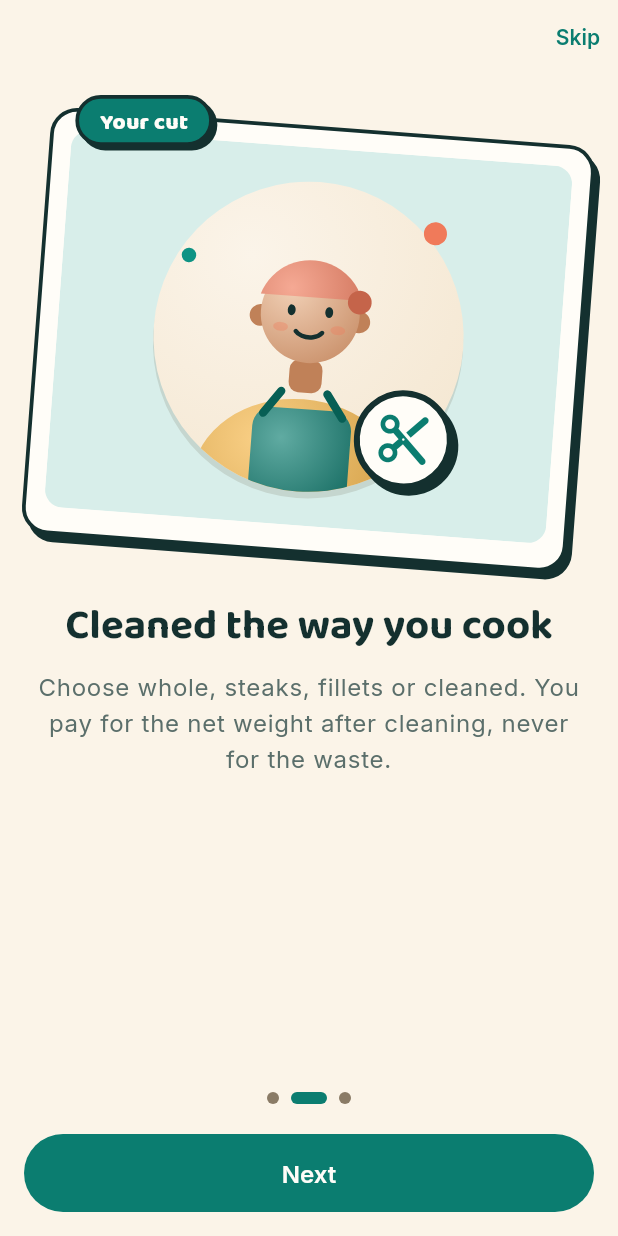
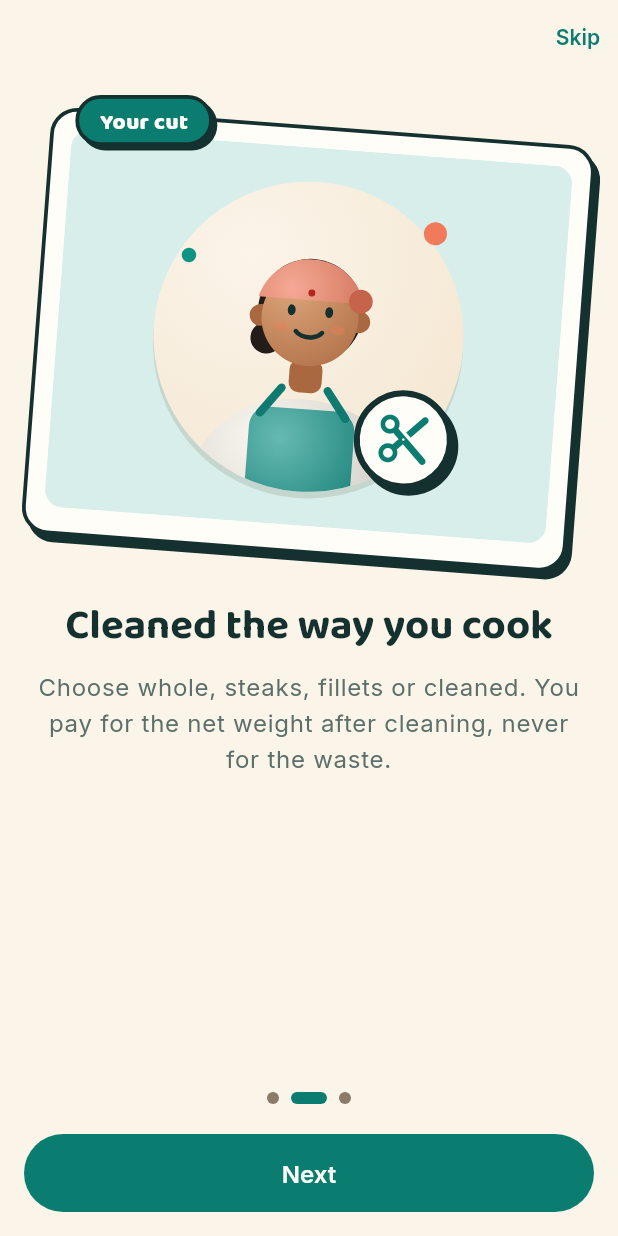
Before and after one commit to MosaSivaMani/fresh-orbit, a Flutter app: the OnboardingScreen screen opened directly, after a tap on "Next", on a phone screen of 412 x 824 dp. Run offline on Flutter 3.47's test engine with Material 3 defaults, Android fonts, the phone set to English and light mode, and no system bars; our stand-ins replace dio, flutter_riverpod, flutter_secure_storage, go_router, shared_preferences; accounts and stored records are empty.

Commit message:
feat(mobile): placeholder cast matches the approved character sheet
Padma in a white kurta, teal apron and coral headscarf; Ravi in a teal helmet
with clear visor and teal jacket, short beard and an ice-blue backpack box
with a snowflake; Anil in a teal polo with wavy hair, glasses and a slim
headset; Ammamma in a mango saree with a coral border and silver bun;
Chanduva silver with silver fins, rosy cheek and an open smile.

Co-Authored-By: Claude Opus 5.5 <noreply@anthropic.com>

```diff
--- a/apps/mobile/lib/illustrations/cast_painter.dart
+++ b/apps/mobile/lib/illustrations/cast_painter.dart
@@ -25,11 +25,16 @@ class CastPainter extends CustomPainter {
   /// Adds a small Chanduva next to a person.
   final bool sidekick;
 
-  static const _skin = Color(0xFFE9B78E);
-  static const _skinShade = Color(0xFFC08158);
-  static const _hair = Color(0xFF2F2622);
-  static const _silver = Color(0xFFE7EEF0);
-  static const _silverShade = Color(0xFF97ADB5);
+  // Fixed character colours from the approved sheet; the circle behind them follows the theme.
+  static const _skin = Color(0xFFDDA57A);
+  static const _skinShade = Color(0xFFA9683F);
+  static const _hair = Color(0xFF241C18);
+  static const _kurta = Color(0xFFF4EFE6);
+  static const _jacket = Color(0xFF14958A);
+  static const _iceBox = Color(0xFF8CC8E4);
+  static const _silver = Color(0xFFEEF2F5);
+  static const _silverShade = Color(0xFF8FA3B4);
+  static const _finSilver = Color(0xFFB7C4D2);
 
   @override
   void paint(Canvas canvas, Size size) {
@@ -80,143 +85,191 @@ class CastPainter extends CustomPainter {
     final hr = s * 0.15;
     final body = Rect.fromCenter(center: Offset(s * 0.5, s * 0.95), width: s * 0.64, height: s * 0.52);
 
+    // Clothes follow the approved character sheet (docs/design/characters).
     final shirt = switch (member) {
-      CastMember.padma => colors.mango,
-      CastMember.ravi => colors.tealDeep,
-      CastMember.anil => colors.mango,
-      CastMember.ammamma => colors.coral,
-      CastMember.chanduva => colors.mango,
+      CastMember.padma => _kurta,
+      CastMember.ravi => _jacket,
+      CastMember.anil => _jacket,
+      CastMember.ammamma => colors.mango,
+      CastMember.chanduva => _silver,
     };
+
+    // Ravi's ice-blue backpack box peeks out behind his shoulder.
+    if (member == CastMember.ravi) {
+      final box = RRect.fromRectAndRadius(
+        Rect.fromCenter(center: Offset(s * 0.22, s * 0.74), width: s * 0.26, height: s * 0.3),
+        Radius.circular(s * 0.04),
+      );
+      canvas
+        ..drawRRect(box, _clay(box.outerRect, _lighter(_iceBox), _darker(_iceBox)))
+        ..drawRRect(box, _outline(s));
+      _snowflake(canvas, box.center, s * 0.07);
+    }
 
     // Neck and body.
     final neck = Rect.fromCenter(center: Offset(s * 0.5, s * 0.62), width: s * 0.1, height: s * 0.1);
-    canvas.drawRRect(RRect.fromRectAndRadius(neck, Radius.circular(s * 0.03)), Paint()..color = _skinShade);
-    canvas.drawOval(body, _clay(body, _lighter(shirt), _darker(shirt)));
+    canvas
+      ..drawRRect(RRect.fromRectAndRadius(neck, Radius.circular(s * 0.03)), Paint()..color = _skinShade)
+      ..drawOval(body, _clay(body, _lighter(shirt), _darker(shirt)));
 
     switch (member) {
       case CastMember.padma:
-        // Teal apron: a bib and a skirt over the shirt.
+        // Glossy teal apron over a white kurta.
         final apron = RRect.fromRectAndRadius(
-          Rect.fromCenter(center: Offset(s * 0.5, s * 0.9), width: s * 0.3, height: s * 0.36),
+          Rect.fromCenter(center: Offset(s * 0.5, s * 0.9), width: s * 0.32, height: s * 0.36),
           Radius.circular(s * 0.06),
         );
-        canvas.drawRRect(apron, _clay(apron.outerRect, _lighter(colors.tealText), colors.tealDeep));
+        canvas.drawRRect(apron, _clay(apron.outerRect, _lighter(_jacket), _darker(_jacket)));
         final strap = Paint()
-          ..color = colors.tealDeep
+          ..color = _darker(_jacket)
           ..strokeWidth = s * 0.025
           ..strokeCap = StrokeCap.round;
         canvas
-          ..drawLine(Offset(s * 0.38, s * 0.74), Offset(s * 0.43, s * 0.67), strap)
-          ..drawLine(Offset(s * 0.62, s * 0.74), Offset(s * 0.57, s * 0.67), strap);
+          ..drawLine(Offset(s * 0.37, s * 0.74), Offset(s * 0.43, s * 0.66), strap)
+          ..drawLine(Offset(s * 0.63, s * 0.74), Offset(s * 0.57, s * 0.66), strap);
       case CastMember.ravi:
-        // Ice-blue cold box held in front.
-        final box = RRect.fromRectAndRadius(
-          Rect.fromCenter(center: Offset(s * 0.66, s * 0.84), width: s * 0.3, height: s * 0.22),
-          Radius.circular(s * 0.04),
+        // Reflective stripe and a backpack strap on the teal jacket.
+        final stripe = Paint()
+          ..color = const Color(0xFFDDE7E6)
+          ..strokeWidth = s * 0.018;
+        canvas.drawLine(Offset(s * 0.2, s * 0.86), Offset(s * 0.8, s * 0.86), stripe);
+        canvas.drawLine(
+          Offset(s * 0.36, s * 0.7),
+          Offset(s * 0.33, s * 0.98),
+          Paint()
+            ..color = const Color(0xFF26302F)
+            ..strokeWidth = s * 0.03,
         );
-        final ice = Color.lerp(colors.ice, const Color(0xFF9FD3E3), 0.5)!;
-        canvas.drawRRect(box, _clay(box.outerRect, _lighter(ice), _darker(ice)));
-        canvas.drawRRect(box, _outline(s));
-        canvas.drawLine(
-          Offset(box.left + s * 0.03, box.top + s * 0.06),
-          Offset(box.right - s * 0.03, box.top + s * 0.06),
-          _outline(s),
-        );
+      case CastMember.anil:
+        // Polo collar.
+        final collar = Path()
+          ..moveTo(s * 0.42, s * 0.68)
+          ..lineTo(s * 0.5, s * 0.75)
+          ..lineTo(s * 0.58, s * 0.68)
+          ..close();
+        canvas.drawPath(collar, Paint()..color = _darker(_jacket));
       case CastMember.ammamma:
-        // Saree border.
+        // Coral saree border across the shoulder.
         final border = Paint()
-          ..color = colors.mango
+          ..color = colors.coral
           ..style = PaintingStyle.stroke
-          ..strokeWidth = s * 0.035;
-        canvas.drawArc(body.deflate(s * 0.05), math.pi * 1.1, math.pi * 0.55, false, border);
-      case CastMember.anil:
+          ..strokeWidth = s * 0.04;
+        canvas.drawLine(Offset(s * 0.36, s * 0.7), Offset(s * 0.66, s * 1.0), border);
       case CastMember.chanduva:
         break;
     }
 
     // Hair behind the head.
     switch (member) {
+      case CastMember.padma:
+        canvas.drawCircle(head + Offset(-hr * 0.85, hr * 0.55), hr * 0.32, Paint()..color = _hair);
+        canvas.drawCircle(head + Offset(0, -hr * 0.05), hr * 1.06, Paint()..color = _hair);
       case CastMember.ammamma:
-        canvas.drawCircle(
-          head + Offset(0, -hr * 0.95),
-          hr * 0.45,
-          _clay(_r(head, hr), const Color(0xFFE6E2DC), const Color(0xFFA9A39B)),
-        );
-        canvas.drawCircle(
-          head + Offset(0, -hr * 0.1),
-          hr * 1.06,
-          _clay(_r(head, hr), const Color(0xFFE6E2DC), const Color(0xFFA9A39B)),
-        );
+        final silver = _clay(_r(head, hr), const Color(0xFFEDEBE7), const Color(0xFFA9A39B));
+        canvas
+          ..drawCircle(head + Offset(0, -hr * 0.95), hr * 0.42, silver)
+          ..drawCircle(head + Offset(0, -hr * 0.1), hr * 1.08, silver);
       case CastMember.anil:
-        canvas.drawCircle(head + Offset(0, -hr * 0.12), hr * 1.05, _clay(_r(head, hr), _lighter(_hair), _hair));
-      case CastMember.padma:
+        // Wavy black hair: a few overlapping curls on top.
+        final hair = Paint()..color = _hair;
+        canvas.drawCircle(head + Offset(0, -hr * 0.12), hr * 1.04, hair);
+        for (final dx in [-0.55, -0.15, 0.25, 0.6]) {
+          canvas.drawCircle(head + Offset(hr * dx, -hr * 0.9), hr * 0.32, hair);
+        }
       case CastMember.ravi:
       case CastMember.chanduva:
         break;
     }
 
     // Head and ears.
-    final skin = _clay(_r(head, hr), _lighter(_skin), _skinShade);
     canvas
       ..drawCircle(head + Offset(-hr, hr * 0.1), hr * 0.22, Paint()..color = _skinShade)
       ..drawCircle(head + Offset(hr, hr * 0.1), hr * 0.22, Paint()..color = _skinShade)
-      ..drawCircle(head, hr, skin);
+      ..drawCircle(head + Offset(0, hr * 0.08), hr * 0.98, _clay(_r(head, hr), _skin, _skinShade));
 
-    // Headwear.
+    // Headwear, beard, glasses.
     switch (member) {
       case CastMember.padma:
-        // Coral headscarf over the top of the head with a knot at the side.
+        // Coral headscarf over the top of the head, knotted at the side.
         final scarf = Path()
-          ..addArc(Rect.fromCircle(center: head, radius: hr * 1.08), math.pi * 1.1, math.pi * 0.8)
+          ..addArc(Rect.fromCircle(center: head, radius: hr * 1.1), math.pi * 1.08, math.pi * 0.84)
           ..close();
-        canvas.drawPath(scarf, _clay(_r(head, hr), _lighter(colors.coral), _darker(colors.coral)));
-        canvas.drawCircle(head + Offset(hr * 0.98, -hr * 0.3), hr * 0.24, Paint()..color = _darker(colors.coral));
+        canvas
+          ..drawPath(scarf, _clay(_r(head, hr), _lighter(colors.coral), _darker(colors.coral)))
+          ..drawCircle(head + Offset(hr * 1.0, -hr * 0.32), hr * 0.24, Paint()..color = _darker(colors.coral));
+        canvas.drawCircle(head + Offset(0, -hr * 0.42), hr * 0.07, Paint()..color = const Color(0xFFB3261E));
       case CastMember.ravi:
-        // Teal helmet with a dark visor band.
+        // Short beard, then the teal helmet with a clear visor.
+        canvas.drawArc(
+          Rect.fromCircle(center: head + Offset(0, hr * 0.12), radius: hr * 0.9),
+          math.pi * 0.12,
+          math.pi * 0.76,
+          false,
+          Paint()
+            ..color = _hair
+            ..style = PaintingStyle.stroke
+            ..strokeWidth = hr * 0.22,
+        );
         final helmet = Path()
-          ..addArc(Rect.fromCircle(center: head + Offset(0, -hr * 0.05), radius: hr * 1.15), math.pi * 1.06, math.pi * 0.88)
+          ..addArc(
+            Rect.fromCircle(center: head + Offset(0, -hr * 0.05), radius: hr * 1.18),
+            math.pi * 1.04,
+            math.pi * 0.92,
+          )
           ..close();
-        canvas.drawPath(helmet, _clay(_r(head, hr), _lighter(colors.tealText), colors.tealDeep));
+        canvas.drawPath(helmet, _clay(_r(head, hr), _lighter(_jacket), _darker(_jacket)));
         canvas.drawRRect(
           RRect.fromRectAndRadius(
-            Rect.fromCenter(center: head + Offset(0, -hr * 0.3), width: hr * 2.2, height: hr * 0.22),
-            Radius.circular(hr * 0.1),
+            Rect.fromCenter(center: head + Offset(0, -hr * 0.28), width: hr * 2.1, height: hr * 0.3),
+            Radius.circular(hr * 0.15),
           ),
-          Paint()..color = colors.tealDeep,
+          Paint()..color = Colors.white.withValues(alpha: 0.45),
         );
       case CastMember.anil:
-        // Headset: band over the head, ear pads and a microphone.
+        _glasses(canvas, head, hr);
+        // Slim headset: band, ear pad and a microphone.
         final band = Paint()
-          ..color = const Color(0xFF3A3F44)
+          ..color = const Color(0xFF2B2F33)
           ..style = PaintingStyle.stroke
-          ..strokeWidth = hr * 0.16
+          ..strokeWidth = hr * 0.1
           ..strokeCap = StrokeCap.round;
-        canvas.drawArc(Rect.fromCircle(center: head, radius: hr * 1.12), math.pi * 1.05, math.pi * 0.9, false, band);
-        final pad = Paint()..color = colors.tealText;
         canvas
-          ..drawCircle(head + Offset(-hr * 1.08, hr * 0.1), hr * 0.3, pad)
-          ..drawCircle(head + Offset(hr * 1.08, hr * 0.1), hr * 0.3, pad);
+          ..drawArc(Rect.fromCircle(center: head, radius: hr * 1.12), math.pi * 1.05, math.pi * 0.9, false, band)
+          ..drawCircle(head + Offset(hr * 1.06, hr * 0.1), hr * 0.24, Paint()..color = const Color(0xFF2B2F33));
         final mic = Path()
           ..moveTo(head.dx + hr * 1.05, head.dy + hr * 0.3)
-          ..quadraticBezierTo(head.dx + hr * 0.9, head.dy + hr * 0.95, head.dx + hr * 0.25, head.dy + hr * 0.75);
-        canvas
-          ..drawPath(mic, band..strokeWidth = hr * 0.1)
-          ..drawCircle(head + Offset(hr * 0.22, hr * 0.75), hr * 0.12, Paint()..color = const Color(0xFF3A3F44));
+          ..quadraticBezierTo(head.dx + hr * 0.9, head.dy + hr * 0.9, head.dx + hr * 0.3, head.dy + hr * 0.72);
+        canvas.drawPath(mic, band..strokeWidth = hr * 0.07);
       case CastMember.ammamma:
-        // Bindi and round glasses.
-        canvas.drawCircle(head + Offset(0, -hr * 0.45), hr * 0.08, Paint()..color = colors.coralText);
-        final glasses = Paint()
-          ..color = const Color(0xFF5A4A40)
-          ..style = PaintingStyle.stroke
-          ..strokeWidth = hr * 0.07;
-        canvas
-          ..drawCircle(head + Offset(-hr * 0.38, -hr * 0.05), hr * 0.24, glasses)
-          ..drawCircle(head + Offset(hr * 0.38, -hr * 0.05), hr * 0.24, glasses);
+        canvas.drawCircle(head + Offset(0, -hr * 0.42), hr * 0.09, Paint()..color = const Color(0xFFB3261E));
       case CastMember.chanduva:
         break;
     }
 
     _face(canvas, head, hr);
+  }
+
+  void _glasses(Canvas canvas, Offset head, double hr) {
+    final frame = Paint()
+      ..color = const Color(0xFF2B2F33)
+      ..style = PaintingStyle.stroke
+      ..strokeWidth = hr * 0.06;
+    canvas
+      ..drawCircle(head + Offset(-hr * 0.38, -hr * 0.05), hr * 0.26, frame)
+      ..drawCircle(head + Offset(hr * 0.38, -hr * 0.05), hr * 0.26, frame)
+      ..drawLine(head + Offset(-hr * 0.12, -hr * 0.08), head + Offset(hr * 0.12, -hr * 0.08), frame);
+  }
+
+  void _snowflake(Canvas canvas, Offset c, double r) {
+    final p = Paint()
+      ..color = Colors.white
+      ..strokeWidth = r * 0.22
+      ..strokeCap = StrokeCap.round;
+    for (var i = 0; i < 3; i++) {
+      final a = i * math.pi / 3;
+      final d = Offset(math.cos(a) * r, math.sin(a) * r);
+      canvas.drawLine(c - d, c + d, p);
+    }
   }
 
   void _face(Canvas canvas, Offset head, double hr) {
@@ -275,7 +328,7 @@ class CastPainter extends CustomPainter {
       ..quadraticBezierTo(c.dx + w * 0.05, c.dy + h * 0.72, c.dx + w * 0.16, c.dy + h * 0.36)
       ..close();
     final bounds = Rect.fromCenter(center: c, width: w, height: h);
-    final fin = _clay(bounds, _lighter(colors.mango), _darker(colors.mango));
+    final fin = _clay(bounds, _lighter(_finSilver), _darker(_finSilver));
     final outline = _outline(w * 0.9);
     for (final p in [tail, finTop, finBottom]) {
       canvas
@@ -303,17 +356,19 @@ class CastPainter extends CustomPainter {
       ..drawCircle(eye, w * 0.075, Paint()..color = Colors.white)
       ..drawCircle(eye + Offset(-w * 0.012, w * 0.01), w * 0.042, Paint()..color = const Color(0xFF14302F))
       ..drawCircle(eye + Offset(-w * 0.025, -w * 0.015), w * 0.014, Paint()..color = Colors.white);
-    canvas.drawArc(
-      Rect.fromCenter(center: c + Offset(-w * 0.3, h * 0.12), width: w * 0.12, height: h * 0.1 * mood),
-      0.2,
-      math.pi * 0.8,
-      false,
-      Paint()
-        ..color = const Color(0xFF14302F)
-        ..style = PaintingStyle.stroke
-        ..strokeWidth = w * 0.022
-        ..strokeCap = StrokeCap.round,
+    // Rosy cheek and an open, happy smile.
+    canvas.drawOval(
+      Rect.fromCenter(center: c + Offset(-w * 0.12, h * 0.1), width: w * 0.12, height: w * 0.07),
+      Paint()..color = colors.coral.withValues(alpha: 0.45),
     );
+    final mouth = Path()
+      ..moveTo(c.dx - w * 0.37, c.dy + h * 0.08)
+      ..quadraticBezierTo(c.dx - w * 0.3, c.dy + h * 0.1, c.dx - w * 0.22, c.dy + h * 0.06)
+      ..quadraticBezierTo(c.dx - w * 0.27, c.dy + h * 0.26 * mood, c.dx - w * 0.37, c.dy + h * 0.08)
+      ..close();
+    canvas
+      ..drawPath(mouth, Paint()..color = const Color(0xFF5A1E1E))
+      ..drawCircle(c + Offset(-w * 0.29, h * 0.15), w * 0.025, Paint()..color = const Color(0xFFF08A8A));
   }
 
   Paint _outline(double s) => Paint()
```
